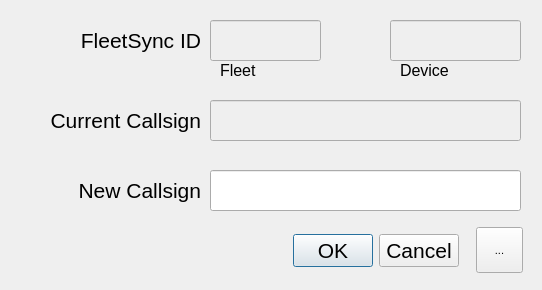
The window that designer/changeCallsignDialog.ui (ncssar/radiolog) describes before a commit, drawn with Qt 5.
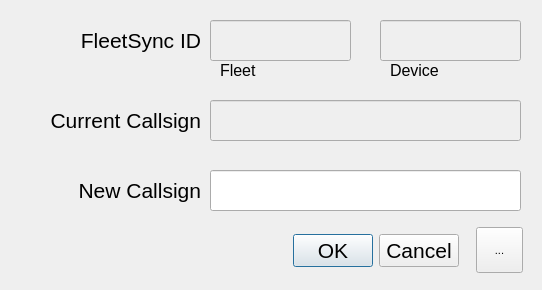
The same window after the commit. Icons and pictures are not drawn.

Patch:
```diff
--- a/designer/changeCallsignDialog.ui
+++ b/designer/changeCallsignDialog.ui
@@ -48,7 +48,7 @@
     <rect>
      <x>210</x>
      <y>20</y>
-     <width>111</width>
+     <width>141</width>
      <height>41</height>
     </rect>
    </property>
@@ -68,9 +68,9 @@
    </property>
    <property name="geometry">
     <rect>
-     <x>390</x>
+     <x>380</x>
      <y>20</y>
-     <width>131</width>
+     <width>141</width>
      <height>41</height>
     </rect>
    </property>
@@ -133,7 +133,7 @@
     <rect>
      <x>220</x>
      <y>60</y>
-     <width>55</width>
+     <width>101</width>
      <height>21</height>
     </rect>
    </property>
@@ -150,9 +150,9 @@
   <widget class="QLabel" name="label_2">
    <property name="geometry">
     <rect>
-     <x>400</x>
+     <x>390</x>
      <y>60</y>
-     <width>61</width>
+     <width>111</width>
      <height>21</height>
     </rect>
    </property>
```
Left out of the diff: 10 changed lines with no effect on the pictures.
